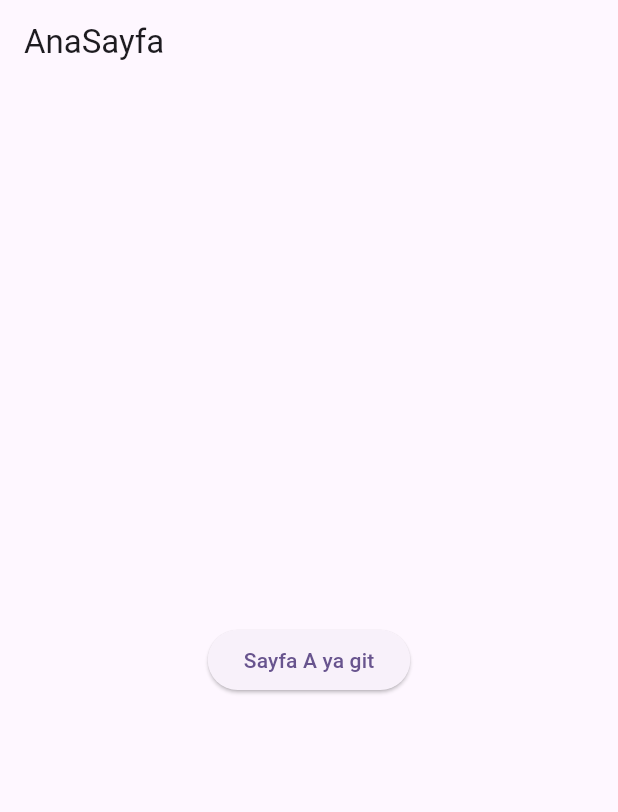
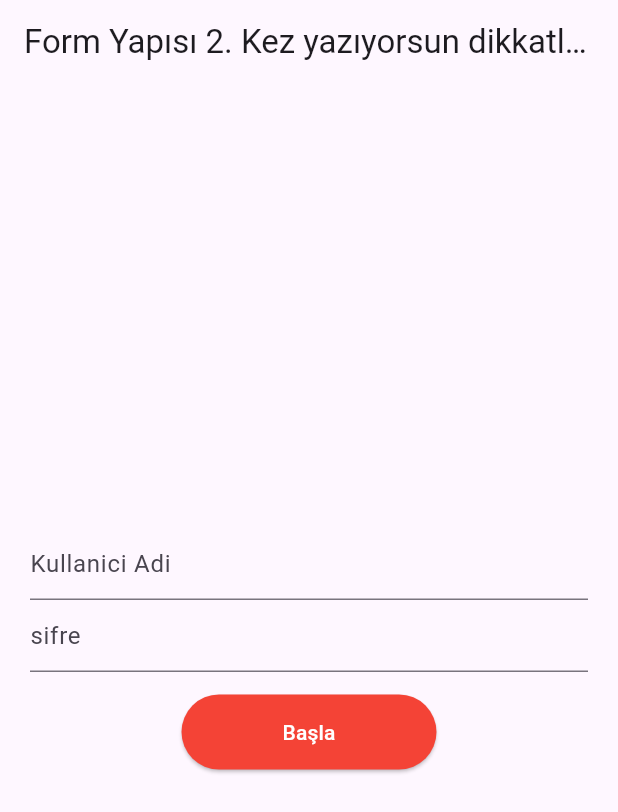
Before and after one commit to SevimBusraGul78/FlutterDerslerii, a Flutter app: the screen it shows after launch, on a phone screen of 412 x 824 dp. Shown: the top 812 px of the screen. Run offline on Flutter 3.47's test engine with Material 3 defaults, Android fonts, the phone set to English and light mode, and no system bars.

Commit message:
FormGirişSayfası

```diff
--- a/lib/sayfageçişleri/main.dart
+++ b/lib/sayfageçişleri/main.dart
@@ -1,82 +1,23 @@
-//import 'package:derslerim/SwitchiDersi.dart';
+
+
 import 'package:flutter/material.dart';
-import 'package:unitiled11/sayfage%C3%A7i%C5%9Fleri/AnaSayfa.dart';
-
-//import '../SnackBarDersi.dart';
-import '../yapılar/alertDialogDersi.dart';
+import '../yapılar/form yapısı.dart';
 
 void main() {
   runApp(const MyApp());
 }
 
 class MyApp extends StatelessWidget {
-  const MyApp({super.key});
+  const MyApp({Key? key}) : super(key: key);
 
   @override
   Widget build(BuildContext context) {
     return MaterialApp(
       title: 'Flutter Demo',
-
       theme: ThemeData(
-        colorScheme: ColorScheme.fromSeed(seedColor: Colors.deepPurple),
-
-        useMaterial3: true,
+        primarySwatch: Colors.blue,
       ),
-     /* home: SnackBarDersi(
-        content: Text("Merhaba!"),
-
-      ),*/
-      home:AnaSayfa(),
+      home: FormYapisi(),
     );
   }
 }
-
-class MyHomePage extends StatefulWidget {
-  const MyHomePage({super.key, required this.title});
-
-
-
-  final String title;
-
-  @override
-  State<MyHomePage> createState() => _MyHomePageState();
-}
-
-class _MyHomePageState extends State<MyHomePage> {
-  int _counter = 0;
-
-  void _incrementCounter() {
-    setState(() {
-      _counter++;
-    });
-  }
-
-  @override
-  Widget build(BuildContext context) {
-    return Scaffold(
-      appBar: AppBar(
-        backgroundColor: Theme.of(context).colorScheme.inversePrimary,
-        title: Text(widget.title),
-      ),
-      body: Center(
-        child: Column(
-          mainAxisAlignment: MainAxisAlignment.center,
-          children: <Widget>[
-            const Text(
-              'You have pushed the button this many times:',
-            ),
-            Text(
-              '$_counter',
-              style: Theme.of(context).textTheme.headlineMedium,
-            ),
-          ],
-        ),
-      ),
-      floatingActionButton: FloatingActionButton(
-        onPressed: _incrementCounter,
-        tooltip: 'Increment',
-        child: const Icon(Icons.add),
-      ),
-    );
-  }
-}
--- /dev/null
+++ b/lib/yapılar/form yapısı.dart
@@ -0,0 +1,81 @@
+import 'package:flutter/cupertino.dart';
+import 'package:flutter/material.dart';
+
+class FormYapisi extends StatelessWidget {
+   FormYapisi({super.key});
+  var formKey=GlobalKey<FormState>();
+  var tfKullaniciAdi=TextEditingController();
+  var tfSifre=TextEditingController();
+
+
+
+  @override
+  Widget build(BuildContext context) {
+    return Scaffold(
+      appBar: AppBar(
+        title: Text("Form Yapısı 2. Kez yazıyorsun dikkatli ol "),
+      ),
+      body: Center(
+        child: Column(
+          mainAxisAlignment: MainAxisAlignment.center,
+          children: [
+            Padding(
+              padding: const EdgeInsets.all(20.0),
+              child: Form(key: formKey,
+               child:Column(
+                 children: [
+                   TextFormField(
+                     controller:tfKullaniciAdi,
+                     decoration: InputDecoration(hintText: "Kullanici Adi"),
+                     validator:(tfgirdisi){
+                       if(tfgirdisi!.isEmpty){
+                         return "Kullanici Adlini Giriniz";
+                       }
+                       return null ;
+                     },
+                   ),
+                   TextFormField(
+                     controller:tfSifre,
+                     obscureText: true, //şife girdiğimizde karakteri saklasın
+                     decoration: InputDecoration(hintText: "sifre"),
+                     validator:(tfgirdisi){
+                       if(tfgirdisi!.isEmpty){
+                         return "Sifre Giriniz";
+                       }
+                       if(tfgirdisi!.length<6){
+                         return "Sifreniz en aaz 6 haneli olmalıdır ";
+                       }
+                       return null ;
+                     },
+                   ),
+                   SizedBox(
+                     height: 80,
+                     width: 200,
+
+                     child: Padding(
+                       padding: const EdgeInsets.all(15.0),
+                       child: ElevatedButton(onPressed: (){
+                         print("girildi");
+                         bool kontrolSonucu=formKey.currentState!.validate();
+                         if(kontrolSonucu){
+                           String ka=tfKullaniciAdi.text;
+                           String kb=tfSifre.text;
+                           print("kullanici adi :$ka- kullanıcı şifre :$kb");
+                         }
+                         },
+                         style: ElevatedButton.styleFrom(
+                             foregroundColor: Colors.white, backgroundColor: Colors.red,), // İçerik (text) rengi
+                             // Butonun diğer özelliklerini de buraya ekleyebilirsiniz
+                        child: Text("Başla")),
+                     ),
+                   )
+                 ],
+               )
+              ),
+            )
+          ],
+        ),
+      ),
+    );
+  }
+}
```
